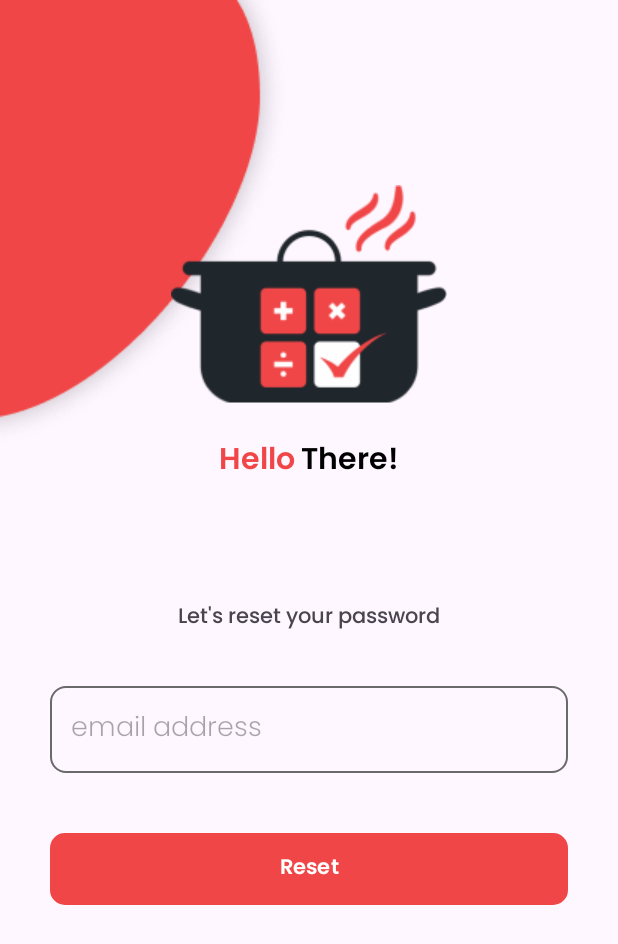
After one commit to FrederickGodiva/WiseBites, an Android app: the OnBoarding6 screen opened directly, with no data from a screen before it, on a phone screen of 412 x 824 dp. The commit adds this screen. Shown: the top 944 px of the screen. Run offline under Robolectric (Android 15) with nearby library versions, the phone set to English and light mode, and no system bars; our stand-ins replace Firebase (no records; nobody signed in at launch, a user with empty details on screens opened directly).

Commit message:
firebase/forgot-password

```diff
--- /dev/null
+++ b/app/src/main/java/com/lab5/wisebites/OnBoarding6.kt
@@ -0,0 +1,57 @@
+package com.lab5.wisebites
+
+import android.app.ProgressDialog
+import android.content.Intent
+import android.os.Bundle
+import android.util.Log
+import android.widget.Toast
+import androidx.appcompat.app.AppCompatActivity
+import com.google.firebase.auth.FirebaseAuth
+import com.lab5.wisebites.databinding.ActivityOnBoarding6Binding
+
+class OnBoarding6 : AppCompatActivity() {
+
+    private lateinit var binding: ActivityOnBoarding6Binding
+    private lateinit var progressDialog: ProgressDialog
+
+    override fun onCreate(savedInstanceState: Bundle?) {
+        super.onCreate(savedInstanceState)
+        binding = ActivityOnBoarding6Binding.inflate(layoutInflater)
+        setContentView(binding.root)
+
+        progressDialog = ProgressDialog(this)
+        progressDialog.setTitle("Status...")
+        progressDialog.setMessage("Please wait")
+
+        binding.btnReset.setOnClickListener {
+            val email = binding.etEmail.text.toString()
+            if (email.isEmpty()) {
+                binding.etEmail.error = "Please enter your email"
+            } else {
+                progressDialog.show()
+                resetPassword(email)
+            }
+        }
+    }
+
+    private fun resetPassword(email: String) {
+        FirebaseAuth.getInstance().sendPasswordResetEmail(email)
+            .addOnSuccessListener {
+                progressDialog.dismiss()
+                Toast.makeText(
+                    this,
+                    "Password reset link sent to your email. Please check your inbox.",
+                    Toast.LENGTH_LONG
+                ).show()
+                Log.d("OnBoarding6", "Reset email sent to $email")
+                val intent = Intent(this, OnBoarding4::class.java)
+                startActivity(intent)
+                finish()
+            }
+            .addOnFailureListener {
+                progressDialog.dismiss()
+                Toast.makeText(this, it.message, Toast.LENGTH_SHORT).show()
+                Log.e("OnBoarding6", "Reset failed: ${it.message}")
+            }
+    }
+}
--- /dev/null
+++ b/app/src/main/res/layout/activity_on_boarding6.xml
@@ -0,0 +1,98 @@
+<?xml version="1.0" encoding="utf-8"?>
+<ScrollView xmlns:android="http://schemas.android.com/apk/res/android"
+    xmlns:app="http://schemas.android.com/apk/res-auto"
+    xmlns:tools="http://schemas.android.com/tools"
+    android:id="@+id/main"
+    android:layout_width="match_parent"
+    android:layout_height="match_parent"
+    tools:context=".OnBoarding5">
+
+    <androidx.constraintlayout.widget.ConstraintLayout
+        android:layout_width="match_parent"
+        android:layout_height="wrap_content">
+
+        <ImageView
+            android:id="@+id/iv_ellipse"
+            android:layout_width="wrap_content"
+            android:layout_height="wrap_content"
+            android:src="@drawable/ellipse_onboarding5"
+            android:contentDescription="@string/ellipse"
+            app:layout_constraintStart_toStartOf="parent"
+            app:layout_constraintTop_toTopOf="parent" />
+
+        <ImageView
+            android:id="@+id/iv_wisebites_logo"
+            android:layout_width="wrap_content"
+            android:layout_height="wrap_content"
+            android:contentDescription="@string/wisebites_logo"
+            android:src="@drawable/wisebites_logo"
+            app:layout_constraintTop_toTopOf="parent"
+            app:layout_constraintStart_toStartOf="parent"
+            app:layout_constraintEnd_toEndOf="parent"
+            android:layout_marginTop="123dp"/>
+
+        <LinearLayout
+            android:id="@+id/linear_hello_there"
+            android:layout_width="wrap_content"
+            android:layout_height="wrap_content"
+            app:layout_constraintTop_toBottomOf="@+id/iv_wisebites_logo"
+            app:layout_constraintStart_toStartOf="parent"
+            app:layout_constraintEnd_toEndOf="parent"
+            android:layout_marginTop="21dp">
+
+            <TextView
+                android:id="@+id/tv_hello_there"
+                android:layout_width="wrap_content"
+                android:layout_height="wrap_content"
+                android:text="@string/hello"
+                style="@style/signUp.hello"/>
+
+            <TextView
+                android:id="@+id/tv_there"
+                android:layout_width="wrap_content"
+                android:layout_height="wrap_content"
+                android:text="@string/there"
+                style="@style/signUp.there" />
+
+        </LinearLayout>
+
+        <TextView
+            android:id="@+id/tv_lets_reset_your_password"
+            android:layout_width="wrap_content"
+            android:layout_height="wrap_content"
+            android:text="@string/Let_s_reset_your_password"
+            style="@style/signUpCreateAccount"
+            app:layout_constraintTop_toBottomOf="@+id/linear_hello_there"
+            app:layout_constraintStart_toStartOf="parent"
+            app:layout_constraintEnd_toEndOf="parent" />
+
+        <com.google.android.material.textfield.TextInputEditText
+            android:id="@+id/et_email"
+            android:layout_width="0dp"
+            android:layout_height="wrap_content"
+            android:hint="@string/email_address"
+            style="@style/signInEmail"
+            android:inputType="textEmailAddress"
+            app:layout_constraintTop_toBottomOf="@id/tv_lets_reset_your_password"
+            app:layout_constraintStart_toStartOf="parent"
+            app:layout_constraintEnd_toEndOf="parent" />
+
+
+        <com.google.android.material.button.MaterialButton
+            android:id="@+id/btn_reset"
+            android:layout_width="0dp"
+            android:layout_height="wrap_content"
+            android:text="@string/btn_resetPassword"
+            style="@style/signUpButton"
+            app:backgroundTintMode="src_over"
+            android:background="@drawable/login_btn"
+            app:backgroundTint="@color/primary"
+            app:layout_constraintTop_toBottomOf="@id/et_email"
+            app:layout_constraintStart_toStartOf="@+id/et_email"
+            app:layout_constraintEnd_toEndOf="@+id/et_email"
+            android:layout_marginTop="40dp" />
+
+
+    </androidx.constraintlayout.widget.ConstraintLayout>
+
+</ScrollView>
--- a/app/src/main/res/values/strings.xml
+++ b/app/src/main/res/values/strings.xml
@@ -34,6 +34,7 @@
     <string name="there">There!</string>
     <string name="create_password">create password</string>
     <string name="confirm_password">confirm password</string>
+    <string name="Let_s_reset_your_password">Let\'s reset your password</string>
     <string name="greetings">Hello,</string>
     <string name="Home_heading">What do you want to cook Today?</string>
     <string name="search_placeholder">Search recipes</string>
@@ -91,6 +92,7 @@
     <string name="confirmPassword_textInput">Confirm Password</string>
     <string name="btn_saveChanges">Save Changes</string>
     <string name="btn_cancelChanges">Cancel</string>
+    <string name="btn_resetPassword">Reset</string>
     <string name="new_password">New Password</string>
     <string name="bento_illustration">Bento Illustration</string>
     <string name="profile_illustration">Profile Illustration</string>
```
Also changed, not shown: app/build.gradle.kts (+1 -10 lines), app/src/main/AndroidManifest.xml (+13 -9 lines), app/src/main/java/com/lab5/wisebites/OnBoarding4.kt (+16 -4 lines), gradle/libs.versions.toml (+4 -3 lines), 1 other file.
